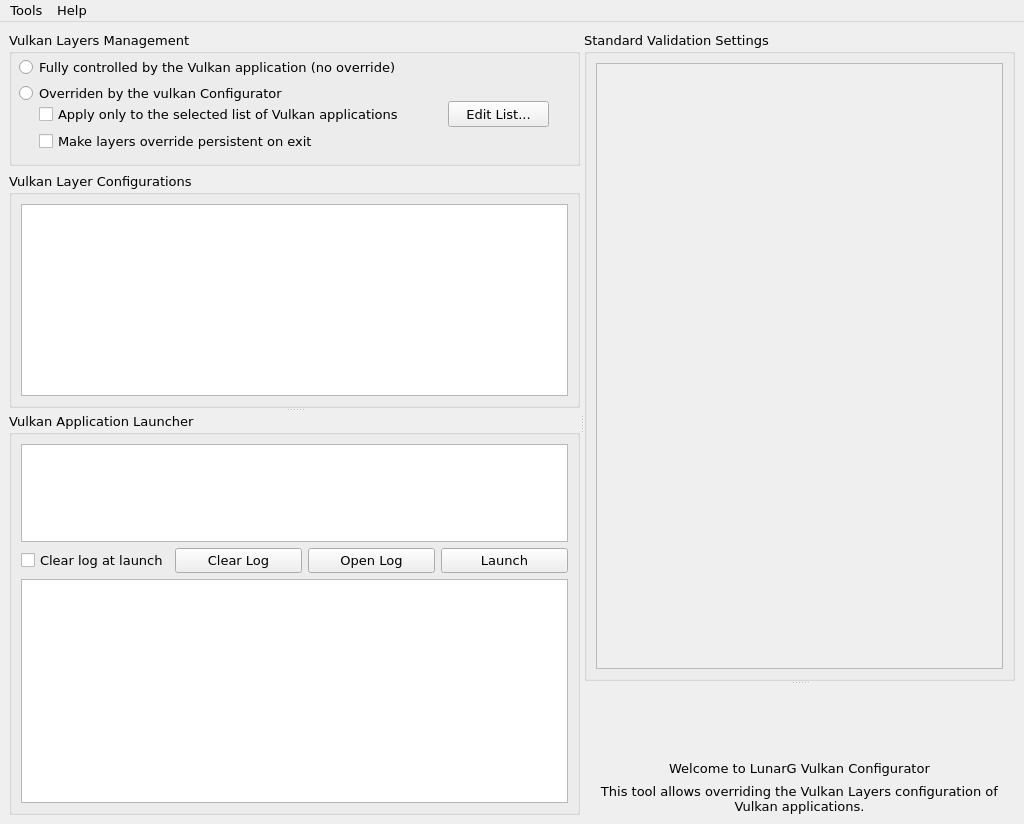
Old version of the form vkconfig/mainwindow.ui in the repository LunarG/VulkanTools.
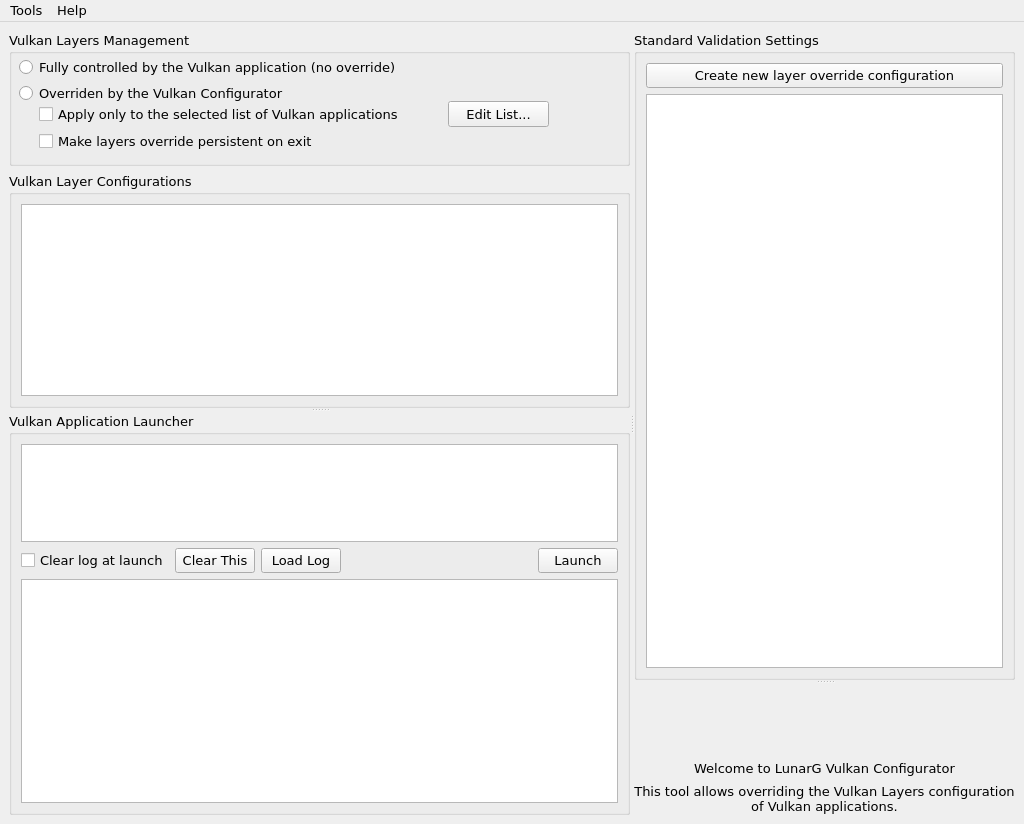
New version of the form. Icons and pictures are not drawn.

Diff of the .ui file:
```diff
--- a/vkconfig/mainwindow.ui
+++ b/vkconfig/mainwindow.ui
@@ -84,7 +84,7 @@
              <rect>
               <x>10</x>
               <y>26</y>
-              <width>551</width>
+              <width>531</width>
               <height>20</height>
              </rect>
             </property>
@@ -102,7 +102,7 @@
              </rect>
             </property>
             <property name="text">
-             <string>Overriden by the vulkan Configurator</string>
+             <string>Overriden by the Vulkan Configurator</string>
             </property>
            </widget>
            <widget class="QPushButton" name="pushButtonAppList">
@@ -172,14 +172,31 @@
            <layout class="QGridLayout" name="gridLayout_3">
             <item row="0" column="0">
              <widget class="QTreeWidget" name="profileTree">
+              <property name="alternatingRowColors">
+               <bool>false</bool>
+              </property>
+              <property name="indentation">
+               <number>5</number>
+              </property>
+              <property name="columnCount">
+               <number>2</number>
+              </property>
               <attribute name="headerVisible">
                <bool>false</bool>
               </attribute>
+              <attribute name="headerMinimumSectionSize">
+               <number>20</number>
+              </attribute>
               <column>
                <property name="text">
                 <string notr="true">1</string>
                </property>
               </column>
+              <column>
+               <property name="text">
+                <string notr="true">2</string>
+               </property>
+              </column>
              </widget>
             </item>
            </layout>
@@ -198,7 +215,37 @@
          <string>Vulkan Application Launcher</string>
         </property>
         <layout class="QGridLayout" name="gridLayout_4">
-         <item row="0" column="0" colspan="4">
+         <item row="2" column="0" colspan="5">
+          <widget class="QTextBrowser" name="logBrowser"/>
+         </item>
+         <item row="1" column="3">
+          <spacer name="horizontalSpacer">
+           <property name="orientation">
+            <enum>Qt::Horizontal</enum>
+           </property>
+           <property name="sizeHint" stdset="0">
+            <size>
+             <width>40</width>
+             <height>20</height>
+            </size>
+           </property>
+          </spacer>
+         </item>
+         <item row="1" column="2">
+          <widget class="QPushButton" name="pushButtonOpenLog">
+           <property name="text">
+            <string>Load Log</string>
+           </property>
+          </widget>
+         </item>
+         <item row="1" column="0">
+          <widget class="QCheckBox" name="checkBoxClearOnLaunch">
+           <property name="text">
+            <string>Clear log at launch</string>
+           </property>
+          </widget>
+         </item>
+         <item row="0" column="0" colspan="5">
           <widget class="QTreeWidget" name="launchTree">
            <property name="sizePolicy">
             <sizepolicy hsizetype="Expanding" vsizetype="Expanding">
@@ -250,36 +297,19 @@
            </column>
           </widget>
          </item>
-         <item row="1" column="0">
-          <widget class="QCheckBox" name="checkBox">
-           <property name="text">
-            <string>Clear log at launch</string>
-           </property>
-          </widget>
-         </item>
-         <item row="1" column="1">
-          <widget class="QPushButton" name="pushButton">
-           <property name="text">
-            <string>Clear Log</string>
-           </property>
-          </widget>
-         </item>
-         <item row="1" column="2">
-          <widget class="QPushButton" name="pushButton_2">
-           <property name="text">
-            <string>Open Log</string>
-           </property>
-          </widget>
-         </item>
-         <item row="1" column="3">
-          <widget class="QPushButton" name="pushButton_3">
+         <item row="1" column="4">
+          <widget class="QPushButton" name="pushButtonLaunch">
            <property name="text">
             <string>Launch</string>
            </property>
           </widget>
          </item>
-         <item row="2" column="0" colspan="4">
-          <widget class="QTextBrowser" name="logBrowser"/>
+         <item row="1" column="1">
+          <widget class="QPushButton" name="pushButtonClearLog">
+           <property name="text">
+            <string>Clear This</string>
+           </property>
+          </widget>
          </item>
         </layout>
        </widget>
@@ -289,10 +319,16 @@
         <enum>Qt::Vertical</enum>
        </property>
        <widget class="QGroupBox" name="groupBoxEditor">
+        <property name="sizePolicy">
+         <sizepolicy hsizetype="Preferred" vsizetype="Preferred">
+          <horstretch>0</horstretch>
+          <verstretch>1</verstretch>
+         </sizepolicy>
+        </property>
         <property name="minimumSize">
          <size>
           <width>0</width>
-          <height>650</height>
+          <height>300</height>
          </size>
         </property>
         <property name="title">
@@ -302,43 +338,23 @@
          <property name="topMargin">
           <number>9</number>
          </property>
-         <item row="0" column="0">
-          <widget class="QScrollArea" name="scrollArea">
-           <property name="sizePolicy">
-            <sizepolicy hsizetype="Expanding" vsizetype="Expanding">
-             <horstretch>2</horstretch>
-             <verstretch>0</verstretch>
-            </sizepolicy>
-           </property>
-           <property name="minimumSize">
-            <size>
-             <width>300</width>
-             <height>0</height>
-            </size>
-           </property>
-           <property name="verticalScrollBarPolicy">
-            <enum>Qt::ScrollBarAsNeeded</enum>
-           </property>
-           <property name="sizeAdjustPolicy">
-            <enum>QAbstractScrollArea::AdjustToContents</enum>
-           </property>
-           <property name="widgetResizable">
-            <bool>true</bool>
-           </property>
-           <property name="alignment">
-            <set>Qt::AlignLeading|Qt::AlignLeft|Qt::AlignVCenter</set>
-           </property>
-           <widget class="QWidget" name="scrollAreaWidgetContents">
-            <property name="geometry">
-             <rect>
-              <x>0</x>
-              <y>0</y>
-              <width>389</width>
-              <height>602</height>
-             </rect>
+         <item row="1" column="0">
+          <widget class="QTreeWidget" name="layerSettingsTree">
+           <attribute name="headerVisible">
+            <bool>false</bool>
+           </attribute>
+           <column>
+            <property name="text">
+             <string notr="true">1</string>
             </property>
-            <layout class="QHBoxLayout" name="horizontalLayout_3"/>
-           </widget>
+           </column>
+          </widget>
+         </item>
+         <item row="0" column="0">
+          <widget class="QPushButton" name="pushButtonNewProfile">
+           <property name="text">
+            <string>Create new layer override configuration</string>
+           </property>
           </widget>
          </item>
         </layout>
```
Left out of the diff: 14 changed lines with no effect on the pictures.
